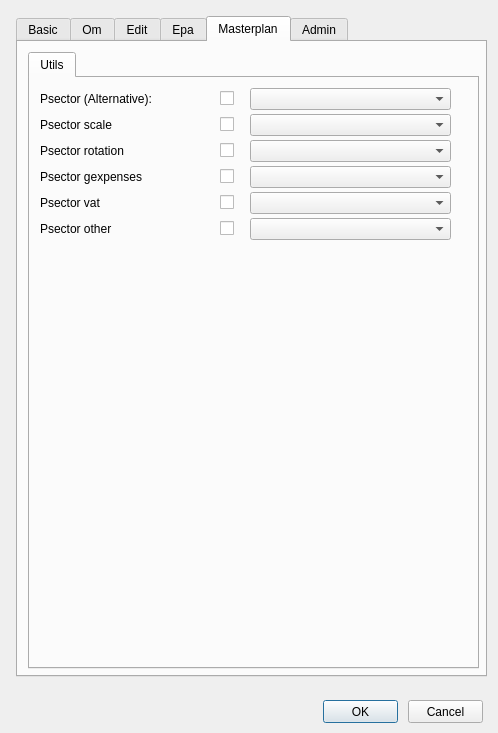
Above: ui/config.ui from Giswater/giswater_qgis_plugin before the change. Below: the same form after it.
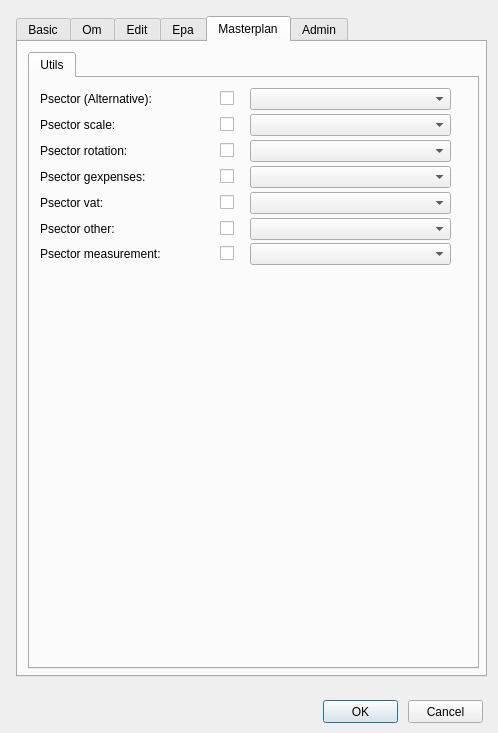
That is the form after the change. The open tabs and pages were chosen to show the change.

Commit message: #341 Import code in utils.py from edit.py / master.py . config global. WIP

```diff
--- a/ui/config.ui
+++ b/ui/config.ui
@@ -2843,7 +2843,7 @@
         <enum>QFrame::Plain</enum>
        </property>
        <property name="text">
-        <string>Psector scale</string>
+        <string>Psector scale:</string>
        </property>
        <property name="textFormat">
         <enum>Qt::AutoText</enum>
@@ -2925,7 +2925,7 @@
         <enum>QFrame::Plain</enum>
        </property>
        <property name="text">
-        <string>Psector rotation</string>
+        <string>Psector rotation:</string>
        </property>
        <property name="textFormat">
         <enum>Qt::AutoText</enum>
@@ -2984,7 +2984,7 @@
         <enum>QFrame::Plain</enum>
        </property>
        <property name="text">
-        <string>Psector gexpenses</string>
+        <string>Psector gexpenses:</string>
        </property>
        <property name="textFormat">
         <enum>Qt::AutoText</enum>
@@ -3043,7 +3043,7 @@
         <enum>QFrame::Plain</enum>
        </property>
        <property name="text">
-        <string>Psector vat</string>
+        <string>Psector vat:</string>
        </property>
        <property name="textFormat">
         <enum>Qt::AutoText</enum>
@@ -3102,7 +3102,66 @@
         <enum>QFrame::Plain</enum>
        </property>
        <property name="text">
-        <string>Psector other</string>
+        <string>Psector other:</string>
+       </property>
+       <property name="textFormat">
+        <enum>Qt::AutoText</enum>
+       </property>
+       <property name="scaledContents">
+        <bool>false</bool>
+       </property>
+       <property name="alignment">
+        <set>Qt::AlignLeading|Qt::AlignLeft|Qt::AlignVCenter</set>
+       </property>
+       <property name="margin">
+        <number>3</number>
+       </property>
+      </widget>
+      <widget class="QComboBox" name="psector_other_vdefault_2">
+       <property name="geometry">
+        <rect>
+         <x>220</x>
+         <y>165</y>
+         <width>201</width>
+         <height>22</height>
+        </rect>
+       </property>
+      </widget>
+      <widget class="QCheckBox" name="chk_psector_other_vdefault_2">
+       <property name="geometry">
+        <rect>
+         <x>190</x>
+         <y>165</y>
+         <width>20</width>
+         <height>21</height>
+        </rect>
+       </property>
+       <property name="text">
+        <string/>
+       </property>
+      </widget>
+      <widget class="QLabel" name="label_psector_other_2">
+       <property name="geometry">
+        <rect>
+         <x>10</x>
+         <y>165</y>
+         <width>166</width>
+         <height>22</height>
+        </rect>
+       </property>
+       <property name="font">
+        <font>
+         <pointsize>9</pointsize>
+        </font>
+       </property>
+       <property name="frameShape">
+        <enum>QFrame::NoFrame</enum>
+       </property>
+       <property name="frameShadow">
+        <enum>QFrame::Plain</enum>
+       </property>
+       <property name="text">
+        <string>Psector measurement:</string>
        </property>
        <property name="textFormat">
         <enum>Qt::AutoText</enum>
```
Left out of the diff: 57 changed lines with no effect on the pictures. The commit also changes 2 other files.
